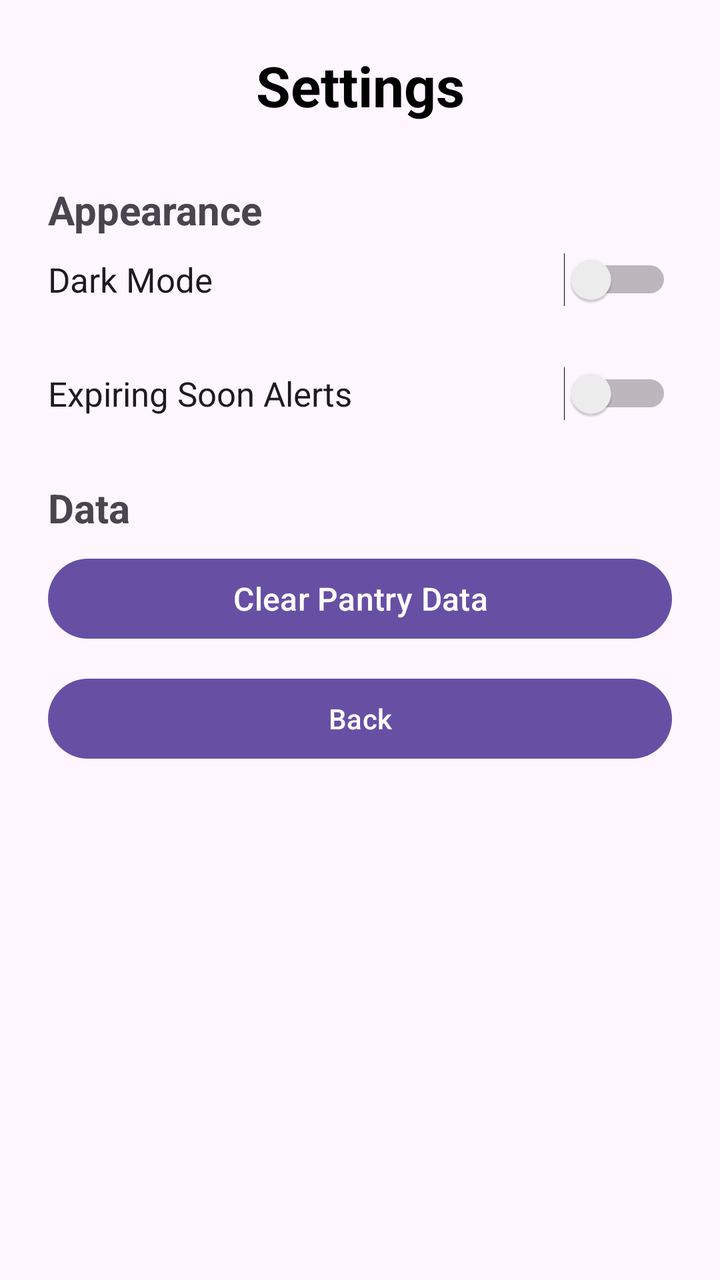
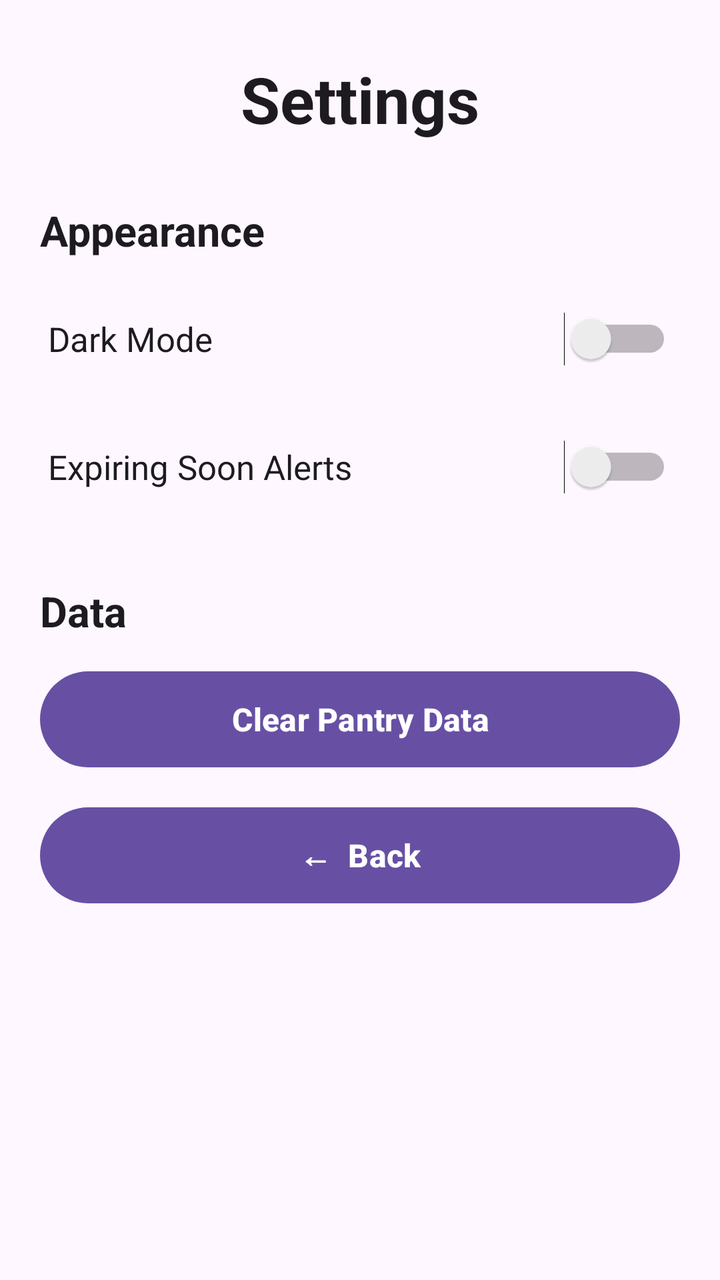

An Android layout rendered at two revisions. The XML below is the earlier revision; the diff shows what the commit changed to produce the second picture.
<!-- AndroidManifest.xml: application theme Theme.SmartPantryManager -->
<!-- res/layout/activity_settings.xml -->
<?xml version="1.0" encoding="utf-8"?>
<ScrollView
    xmlns:android="http://schemas.android.com/apk/res/android"
    android:layout_width="match_parent"
    android:layout_height="match_parent">

    <LinearLayout
        android:layout_width="match_parent"
        android:layout_height="wrap_content"
        android:orientation="vertical"
        android:padding="24dp">

        <TextView
            android:id="@+id/txtSettingsTitle"
            android:layout_width="match_parent"
            android:layout_height="wrap_content"
            android:text="Settings"
            android:textSize="28sp"
            android:textStyle="bold"
            android:textColor="#000000"
            android:gravity="center"
            android:layout_marginBottom="30dp" />

        <TextView
            android:layout_width="match_parent"
            android:layout_height="wrap_content"
            android:text="Appearance"
            android:textSize="20sp"
            android:textStyle="bold"
            android:layout_marginBottom="8dp" />

        <Switch
            android:id="@+id/switchDarkMode"
            android:layout_width="match_parent"
            android:layout_height="wrap_content"
            android:text="Dark Mode"
            android:textSize="17sp"
            android:layout_marginBottom="30dp" />

        <Switch
            android:id="@+id/switchExpiryAlerts"
            android:layout_width="match_parent"
            android:layout_height="wrap_content"
            android:text="Expiring Soon Alerts"
            android:textSize="17sp"
            android:layout_marginBottom="30dp" />

        <TextView
            android:layout_width="match_parent"
            android:layout_height="wrap_content"
            android:text="Data"
            android:textSize="20sp"
            android:textStyle="bold"
            android:layout_marginBottom="8dp" />

        <Button
            android:id="@+id/btnClearData"
            android:layout_width="match_parent"
            android:layout_height="wrap_content"
            android:text="Clear Pantry Data"
            android:textSize="16sp" />

        <Button
            android:id="@+id/btnBackSettings"
            android:layout_width="match_parent"
            android:layout_height="wrap_content"
            android:text="Back"
            android:layout_marginTop="12dp" />

    </LinearLayout>

</ScrollView>
<!-- resources referenced by this layout -->
<resources>
  <style name="Theme.SmartPantryManager" parent="Base.Theme.SmartPantryManager" />
  <style name="Base.Theme.SmartPantryManager" parent="Theme.Material3.DayNight.NoActionBar">
          
          
      </style>
</resources>

<!-- the commit's change to res/layout/activity_settings.xml (unified diff, before → after) -->
@@ -2,69 +2,89 @@
 <ScrollView
     xmlns:android="http://schemas.android.com/apk/res/android"
     android:layout_width="match_parent"
-    android:layout_height="match_parent">
+    android:layout_height="match_parent"
+    android:background="?android:attr/colorBackground">
 
     <LinearLayout
         android:layout_width="match_parent"
         android:layout_height="wrap_content"
         android:orientation="vertical"
-        android:padding="24dp">
+        android:padding="20dp">
 
+        
         <TextView
             android:id="@+id/txtSettingsTitle"
             android:layout_width="match_parent"
             android:layout_height="wrap_content"
             android:text="Settings"
-            android:textSize="28sp"
+            android:textSize="32sp"
             android:textStyle="bold"
-            android:textColor="#000000"
+            android:textColor="?android:attr/textColorPrimary"
             android:gravity="center"
+            android:layout_marginTop="8dp"
             android:layout_marginBottom="30dp" />
 
+        
         <TextView
             android:layout_width="match_parent"
             android:layout_height="wrap_content"
             android:text="Appearance"
-            android:textSize="20sp"
+            android:textSize="21sp"
             android:textStyle="bold"
-            android:layout_marginBottom="8dp" />
+            android:textColor="?android:attr/textColorPrimary"
+            android:layout_marginBottom="12dp" />
 
+        
         <Switch
             android:id="@+id/switchDarkMode"
             android:layout_width="match_parent"
-            android:layout_height="wrap_content"
+            android:layout_height="56dp"
             android:text="Dark Mode"
             android:textSize="17sp"
-            android:layout_marginBottom="30dp" />
+            android:textColor="?android:attr/textColorPrimary"
+            android:paddingStart="4dp"
+            android:paddingEnd="4dp"
+            android:layout_marginBottom="8dp" />
 
+        
         <Switch
             android:id="@+id/switchExpiryAlerts"
             android:layout_width="match_parent"
-            android:layout_height="wrap_content"
+            android:layout_height="56dp"
             android:text="Expiring Soon Alerts"
             android:textSize="17sp"
+            android:textColor="?android:attr/textColorPrimary"
+            android:paddingStart="4dp"
+            android:paddingEnd="4dp"
             android:layout_marginBottom="30dp" />
 
+        
         <TextView
             android:layout_width="match_parent"
             android:layout_height="wrap_content"
             android:text="Data"
-            android:textSize="20sp"
+            android:textSize="21sp"
             android:textStyle="bold"
-            android:layout_marginBottom="8dp" />
+            android:textColor="?android:attr/textColorPrimary"
+            android:layout_marginBottom="12dp" />
 
+        
         <Button
             android:id="@+id/btnClearData"
             android:layout_width="match_parent"
-            android:layout_height="wrap_content"
+            android:layout_height="56dp"
             android:text="Clear Pantry Data"
-            android:textSize="16sp" />
+            android:textSize="16sp"
+            android:textStyle="bold" />
 
+        
         <Button
             android:id="@+id/btnBackSettings"
             android:layout_width="match_parent"
-            android:layout_height="wrap_content"
-            android:text="Back"
+            android:layout_height="56dp"
+            android:text="←  Back"
+            android:textSize="16sp"
+            android:textStyle="bold"
             android:layout_marginTop="12dp" />
 
     </LinearLayout>
